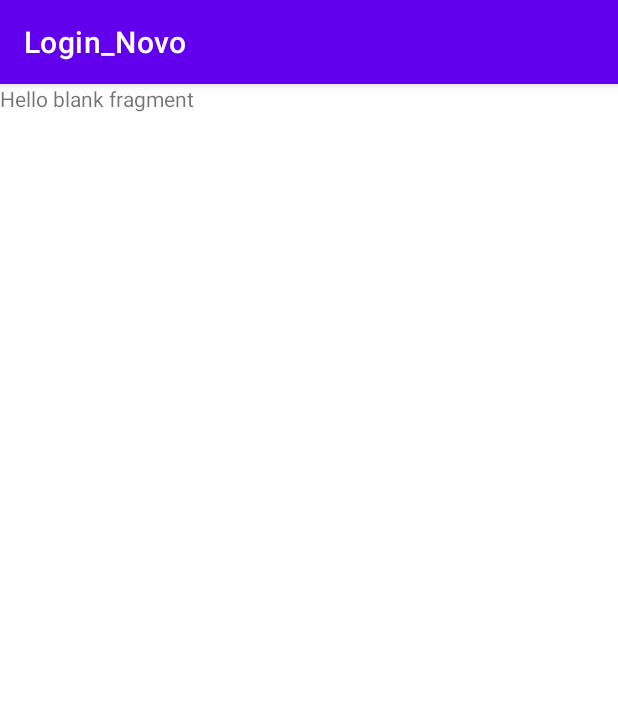
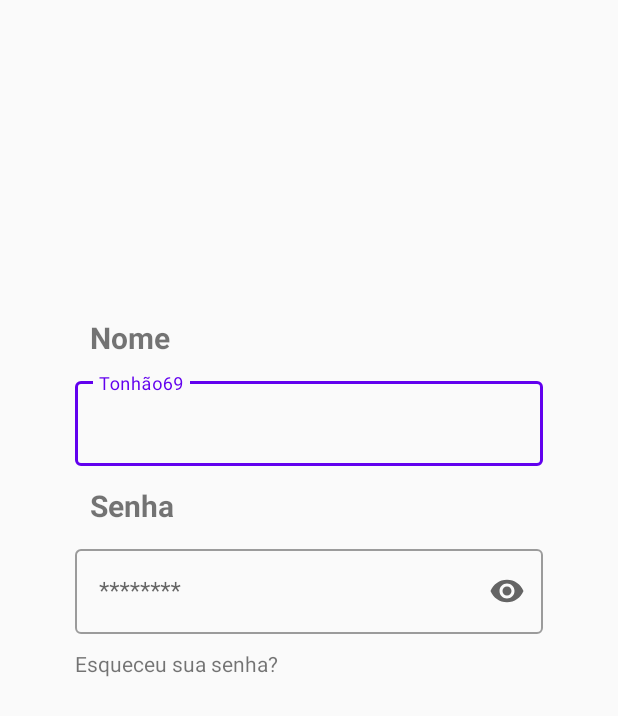
Before and after one commit to Caioba24/Login_Novo, an Android app: the fragment LoginFragment shown on its own in the app's theme, on a phone screen of 412 x 824 dp. Shown: the top 716 px of the screen. Run offline under Robolectric (Android 15) with nearby library versions, the phone set to English and light mode, and no system bars.

Commit message:
Fazendo a tela de login - "ainda falta criar o TAB do cadastro e login"

```diff
--- a/app/src/main/res/drawable/curvado.xml
+++ b/app/src/main/res/drawable/curvado.xml
@@ -4,5 +4,6 @@
         android:color="@color/white">
 
     </solid>
-        <corners android:topLeftRadius="20dp" android:topRightRadius="20dp"/>
+        <corners android:topLeftRadius="20dp" android:topRightRadius="20dp"
+            />
 </shape>
--- a/app/src/main/res/drawable/indicador_tab.xml
+++ b/app/src/main/res/drawable/indicador_tab.xml
@@ -2,5 +2,7 @@
 <shape android:shape="rectangle" xmlns:android="http://schemas.android.com/apk/res/android">
     <solid android:color="#FFEB3B"/>
     <corners android:topRightRadius="30dp"
-        android:topLeftRadius="30dp"/>
+        android:topLeftRadius="30dp"
+
+        />
 </shape>
--- a/app/src/main/res/layout/activity_main.xml
+++ b/app/src/main/res/layout/activity_main.xml
@@ -25,7 +25,9 @@
         android:layout_height="0dp"
         android:src="@drawable/pedeai"
         app:layout_constraintBottom_toTopOf="@+id/containerCons"
+        app:layout_constraintEnd_toEndOf="parent"
         app:layout_constraintHeight_percent="0.14"
+        app:layout_constraintStart_toStartOf="parent"
         app:layout_constraintTop_toTopOf="parent" />
 
     <androidx.constraintlayout.widget.ConstraintLayout
--- a/app/src/main/res/layout/fragment_cadastro.xml
+++ b/app/src/main/res/layout/fragment_cadastro.xml
@@ -5,10 +5,11 @@
     android:layout_height="match_parent"
     tools:context=".CadastroFragment">
 
-    <!-- TODO: Update blank fragment layout -->
+
+
     <TextView
         android:layout_width="match_parent"
         android:layout_height="match_parent"
-        android:text="@string/hello_blank_fragment" />
+        android:text="CAIOBA" />
 
 </FrameLayout>
--- a/app/src/main/res/layout/fragment_login.xml
+++ b/app/src/main/res/layout/fragment_login.xml
@@ -1,13 +1,100 @@
 <?xml version="1.0" encoding="utf-8"?>
 <FrameLayout xmlns:android="http://schemas.android.com/apk/res/android"
+    xmlns:app="http://schemas.android.com/apk/res-auto"
     xmlns:tools="http://schemas.android.com/tools"
     android:layout_width="match_parent"
     android:layout_height="match_parent"
     tools:context=".LoginFragment">
 
-    <TextView
+    <androidx.constraintlayout.widget.ConstraintLayout
+        android:id="@+id/constraintPai"
         android:layout_width="match_parent"
         android:layout_height="match_parent"
-        android:text="@string/hello_blank_fragment" />
+        android:layout_margin="30dp"
+        >
 
+        <TextView
+            android:layout_width="wrap_content"
+            android:layout_height="wrap_content"
+            android:text="Nome"
+            android:textStyle="bold"
+            android:textSize="20sp"
+            app:layout_constraintBottom_toTopOf="@id/UserName"
+            android:layout_margin="10dp"
+            app:layout_constraintStart_toStartOf="@+id/UserName" />
+
+
+        <com.google.android.material.textfield.TextInputLayout
+            android:id="@+id/UserName"
+            style="@style/Widget.MaterialComponents.TextInputLayout.OutlinedBox"
+            android:layout_width="match_parent"
+            android:layout_height="wrap_content"
+            android:autofillHints="name"
+            android:elevation="1dp"
+            android:hint="Tonhão69"
+            android:inputType="textPersonName"
+            android:lines="1"
+            android:maxLines="1"
+            app:layout_constraintBottom_toBottomOf="parent"
+            app:layout_constraintTop_toTopOf="parent"
+            app:layout_constraintVertical_bias="0.3"
+            android:layout_margin="20dp"
+            >
+
+            <com.google.android.material.textfield.TextInputEditText
+                android:layout_width="match_parent"
+                android:layout_height="wrap_content" />
+
+        </com.google.android.material.textfield.TextInputLayout>
+
+        <TextView
+            android:id="@+id/textView"
+            android:layout_width="wrap_content"
+            android:layout_height="wrap_content"
+            android:text="Senha"
+            app:layout_constraintBottom_toTopOf="@id/UserPass"
+            app:layout_constraintLeft_toLeftOf="@id/UserName"
+            android:textStyle="bold"
+            android:textSize="20sp"
+            android:layout_margin="10dp"
+             />
+
+        <com.google.android.material.textfield.TextInputLayout
+            android:id="@+id/UserPass"
+            style="@style/Widget.MaterialComponents.TextInputLayout.OutlinedBox"
+            android:layout_width="match_parent"
+            android:layout_height="wrap_content"
+            android:autofillHints="name"
+            android:elevation="1dp"
+            android:hint="********"
+            android:inputType="textPersonName"
+            android:lines="1"
+            android:maxLines="1"
+            app:layout_constraintEnd_toEndOf="@+id/UserName"
+            app:layout_constraintStart_toStartOf="@+id/UserName"
+            app:layout_constraintTop_toBottomOf="@id/UserName"
+            android:layout_marginLeft="20dp"
+            android:layout_marginRight="20dp"
+            android:layout_marginTop="50dp"
+            app:endIconMode="password_toggle"
+            >
+
+            <com.google.android.material.textfield.TextInputEditText
+                android:layout_width="match_parent"
+                android:layout_height="wrap_content"
+                android:inputType="textPassword"
+                />
+
+        </com.google.android.material.textfield.TextInputLayout>
+
+        <TextView
+            android:layout_width="wrap_content"
+            android:layout_height="wrap_content"
+            android:text="Esqueceu sua senha?"
+            app:layout_constraintStart_toStartOf="@+id/UserPass"
+            app:layout_constraintTop_toBottomOf="@+id/UserPass"
+            android:layout_marginTop="10dp"
+            />
+
+    </androidx.constraintlayout.widget.ConstraintLayout>
 </FrameLayout>
--- a/app/src/main/res/values-night/themes.xml
+++ b/app/src/main/res/values-night/themes.xml
@@ -1,6 +1,6 @@
 <resources xmlns:tools="http://schemas.android.com/tools">
     <!-- Base application theme. -->
-    <style name="Theme.Login_Novo" parent="Theme.MaterialComponents.DayNight.DarkActionBar">
+    <style name="Theme.Login_Novo" parent="Theme.AppCompat.DayNight.NoActionBar">
         <!-- Primary brand color. -->
         <item name="colorPrimary">@color/purple_200</item>
         <item name="colorPrimaryVariant">@color/purple_700</item>
--- a/app/src/main/res/values/themes.xml
+++ b/app/src/main/res/values/themes.xml
@@ -1,6 +1,6 @@
 <resources xmlns:tools="http://schemas.android.com/tools">
     <!-- Base application theme. -->
-    <style name="Theme.Login_Novo" parent="Theme.MaterialComponents.DayNight.DarkActionBar">
+    <style name="Theme.Login_Novo" parent="Theme.AppCompat.DayNight.NoActionBar">
         <!-- Primary brand color. -->
         <item name="colorPrimary">@color/purple_500</item>
         <item name="colorPrimaryVariant">@color/purple_700</item>
```
